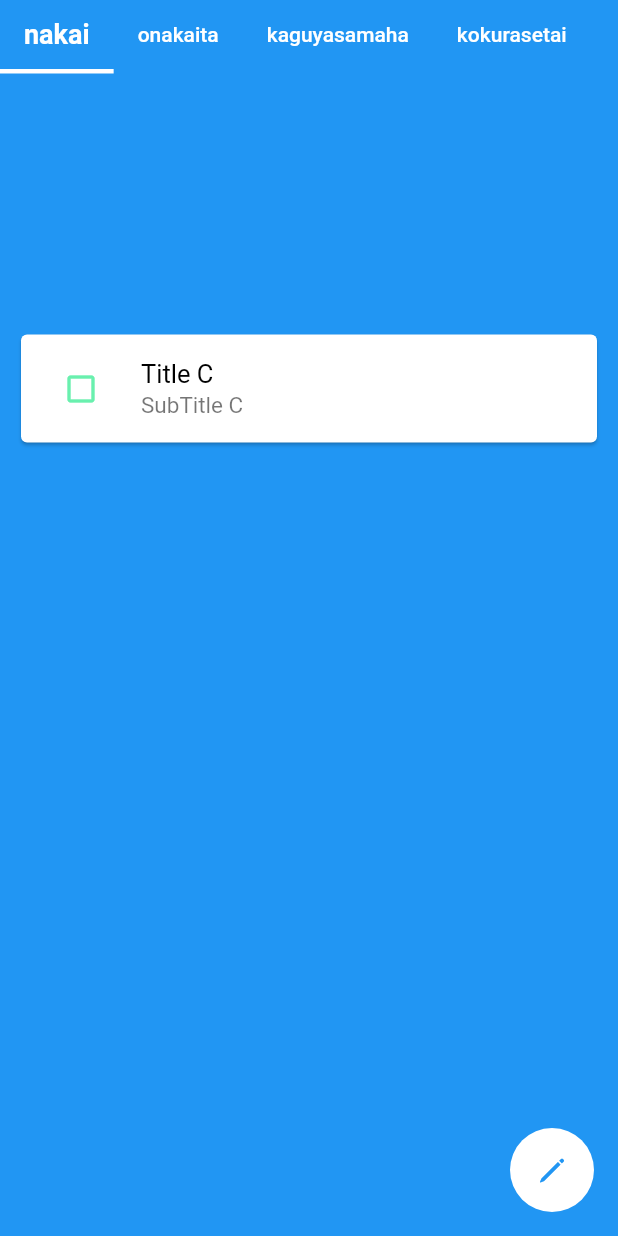
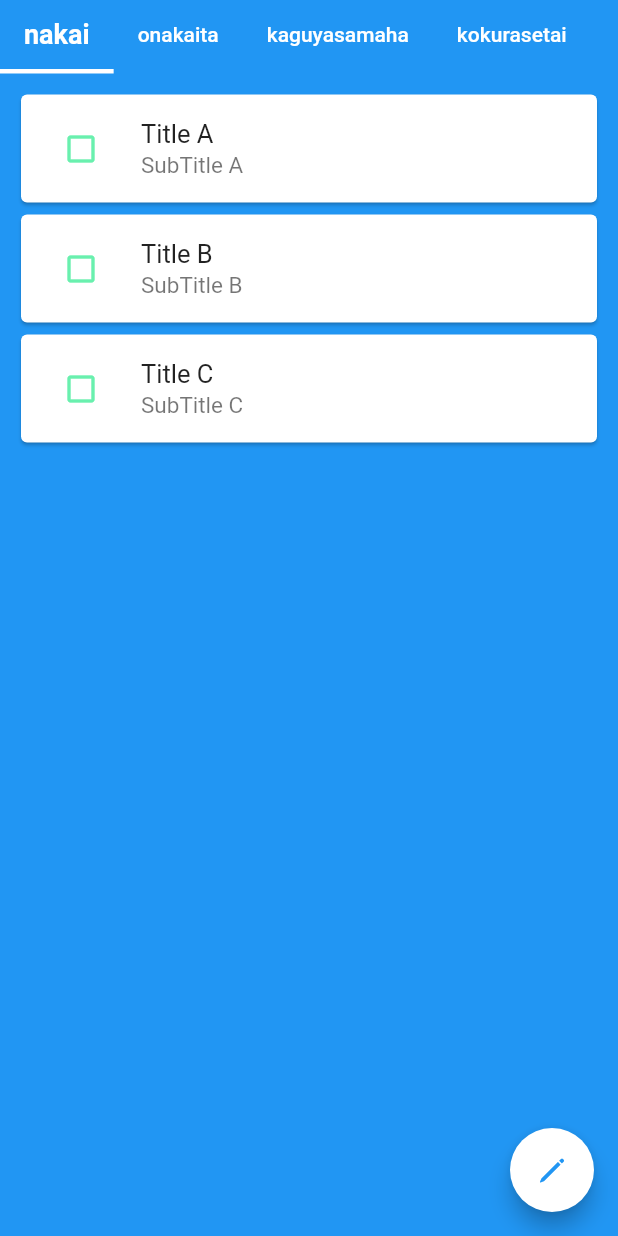
Before and after one commit to RyoichiNakai/ToDoList_Flutter, a Flutter app: the MyToDoListScreen screen opened directly, on a phone screen of 412 x 824 dp. Run offline on Flutter 3.47's test engine with Material 2 defaults, Android fonts, the phone set to English and light mode, and no system bars; our stand-ins replace reorderables, sqflite; accounts and stored records are empty.

Commit message:
new commit

```diff
--- a/lib/pages/todolist_screen.dart
+++ b/lib/pages/todolist_screen.dart
@@ -1,10 +1,13 @@
+import 'dart:ui';
+
 import 'package:flutter/cupertino.dart';
 import 'package:flutter/material.dart';
 import 'package:todolist/widgets/bottom_appbar.dart';
 import 'package:todolist/widgets/floating_button.dart';
 import 'package:todolist/utils/app.dart';
-import 'package:todolist/utils/model/model.dart';
+import 'package:todolist/utils/model/todolist_model.dart';
 import 'package:reorderables/reorderables.dart';
+import 'package:todolist/widgets/list_item.dart';
 
 class MyToDoListScreen extends StatefulWidget {
   MyToDoListScreen({Key key}) : super(key: key);
@@ -13,28 +16,26 @@ class MyToDoListScreen extends StatefulWidget {
   _MyToDoListScreenState createState() => _MyToDoListScreenState();
 }
 
-
 class _MyToDoListScreenState extends State<MyToDoListScreen> {
-  List<Model> modelList = new List();
-  Model model;
-  bool doneFlag = false;
+  List<ToDoListModel> modelList;
 
   @override
   void initState() {
     super.initState();
+    modelList = [];
     for (int i = 0; i < AppInfo.titleList.length; i++) {
-      model = new Model(
+      ToDoListModel model = new ToDoListModel(
+        key: i,
         title: AppInfo.titleList[i],
         dateTime: AppInfo.subTitleList[i],
-          key: i.toString(),
       );
       modelList.add(model);
     }
     //todo:implement
   }
 
-  void _onReorder (int oldIndex, int newIndex){
-    if(oldIndex < newIndex){
+  void _onReorder(int oldIndex, int newIndex) {
+    if (oldIndex < newIndex) {
       newIndex -= 1;
     }
     setState(() {
@@ -54,12 +55,14 @@ class _MyToDoListScreenState extends State<MyToDoListScreen> {
           backgroundColor: Theme.of(context).primaryColor,
           appBar: MyBottomAppBar.buildBottomAppBar(context),
           floatingActionButton: MyFloatingButton.buildFloatingButton(context),
-            body: ReorderableListView(
+          body: Container(
             padding: EdgeInsets.all(10.0),
+            child: ReorderableListView(
               onReorder: (oldIndex, newIndex) => _onReorder(oldIndex, newIndex),
-                children: modelList.map((model) => _buildListItem(context, model.title, model.dateTime)).toList(),
+              children: modelList.map((ToDoListModel model)
+              => ListItems.buildListItem(context, model.title, model.dateTime, model.key.toString())).toList(),
             ),
-
+          ),
 /*            ListView.builder(
                 itemCount: AppInfo.stringList.length,
                 itemBuilder: (BuildContext context, int index){
@@ -71,27 +74,5 @@ class _MyToDoListScreenState extends State<MyToDoListScreen> {
     );
   }
 
-  Widget _buildListItem(BuildContext context, String title, String dateTime) {
-    return Card(
-      key: Key(model.key),
-      child: ListTile(
-        leading: IconButton(
-            padding: const EdgeInsets.symmetric(vertical: 0.0, horizontal: 0.0),
-            icon: Icon(
-              !doneFlag ? Icons.check_box_outline_blank : Icons.check_box,
-              color: Colors.greenAccent,
-            ),
-            onPressed: () {
-              setState(() {
-                //todo:終了した時の処理
-                doneFlag = true;
-              });
+
 }
-        ),
-        title: Text(title, style: TextStyle(color: Colors.black)),
-        subtitle: Text(dateTime),
-        onTap:(){},
-      ),
-    );
-  }
-}
--- a/lib/utils/model/model.dart
+++ b/lib/utils/model/todolist_model.dart
@@ -1,21 +1,21 @@
 import 'package:meta/meta.dart';
 
-class Model {
+class ToDoListModel {
+  final int key;
   final String title;
   final String dateTime;
-  final String key;
 
-  Model({
+  ToDoListModel({
+    @required this.key,
     @required this.title,
     @required this.dateTime,
-    @required this.key
   });
 
   Map<String, dynamic> toMap() {
     var map = Map<String, dynamic>();
+    map["key"] = key;
     map["title"] = title;
     map["dateTime"] = dateTime;
-    map["key"] = key;
     return map;
   }
 }
--- a/lib/widgets/floating_button.dart
+++ b/lib/widgets/floating_button.dart
@@ -9,7 +9,7 @@ class MyFloatingButton{
 
   static Widget buildFloatingButton(BuildContext context) {
     return FloatingActionButton(
-      elevation: AppInfo.elevation,
+      //elevation: AppInfo.elevation,
       onPressed: _addListTile,
       backgroundColor: Theme.of(context).buttonColor,
       child: Icon(CupertinoIcons.pencil, color: Theme.of(context).primaryColor),
--- /dev/null
+++ b/lib/widgets/list_item.dart
@@ -0,0 +1,27 @@
+import 'package:flutter/material.dart';
+import 'package:flutter/cupertino.dart';
+
+class ListItems{
+  static bool doneFlag = false;
+
+  static Widget buildListItem(BuildContext context, String title, String dateTime,
+      String key, {Function function}) {
+    return Card(
+      //todo:長く押したら周りが黒くなるのなんで
+      key: Key(key),
+      child: ListTile(
+        leading: IconButton(
+          padding: const EdgeInsets.symmetric(vertical: 0.0, horizontal: 0.0),
+          icon: Icon(
+            !doneFlag ? Icons.check_box_outline_blank : Icons.check_box,
+            color: Colors.greenAccent,
+          ),
+          onPressed: null,
+        ),
+        title: Text(title),
+        subtitle: Text(dateTime),
+        onTap: () {},
+      ),
+    );
+  }
+}
--- a/pubspec.yaml
+++ b/pubspec.yaml
@@ -18,6 +18,10 @@ dev_dependencies:
     sdk: flutter
   flutter_localizations:  # 追加
     sdk: flutter  # 追加
+
+  sqflite: any
+  path: any
+  path_provider: any
 
 flutter:
 
```
Also changed, not shown: lib/utils/database/db_provider.dart (added, +31 -0 lines), lib/utils/database/db_todolist.dart (added, +38 -0 lines), pubspec.lock, 3 other files. Lines whose indentation alone changed are shown as unchanged.
